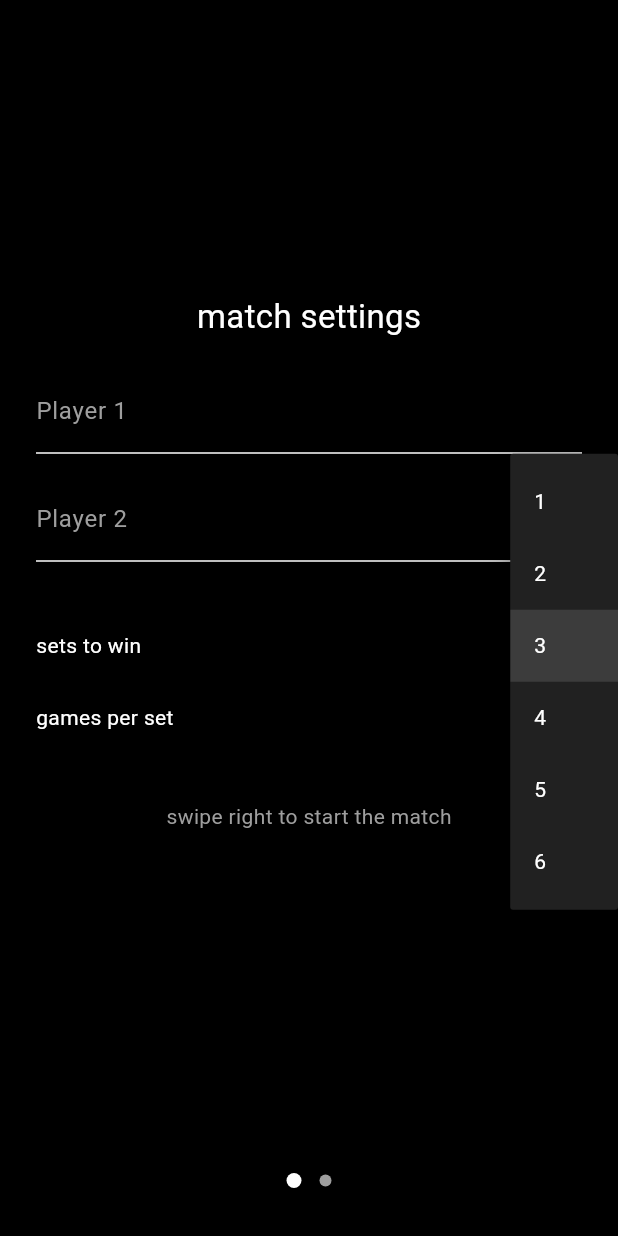
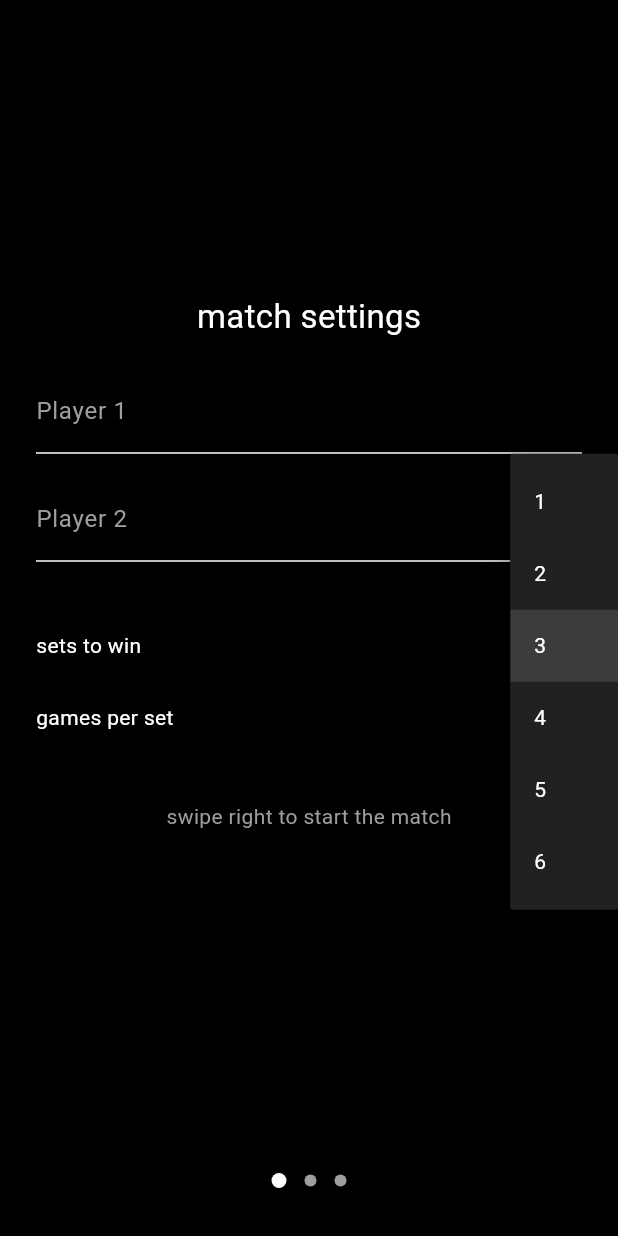
Before and after one commit to TimoSaut/CourtCounter, a Flutter app: the screen it shows after launch, after a tap on an icon or button, on a phone screen of 412 x 824 dp. Run offline on Flutter 3.47's test engine with Material 3 defaults, Android fonts, the light colour scheme and no system bars; our stand-ins replace shared_preferences.

Commit message:
add istory page and small changes

```diff
--- a/lib/blocs/score_bloc.dart
+++ b/lib/blocs/score_bloc.dart
@@ -1,23 +1,33 @@
 import 'dart:async';
 import '../models/match.dart';
+import '../models/history_repository.dart';
 
 class ScoreBloc {
   final _matchController = StreamController<Match>.broadcast();
   Match _currentMatch = Match.initial();
 
-  int setsToWin = 3;
-  int gamesToWin = 6;
+  int _setsToWin = 3;
+  int _gamesToWin = 6;
+  String _player1Name = "Player 1";
+  String _player2Name = "Player 2";
 
   Stream<Match> get matchStream => _matchController.stream;
-
-  void updateMatchRules({required int sets, required int games}) {
-    setsToWin = sets;
-    gamesToWin = games;
-  }
 
   void addPoint(int player) {
     _currentMatch = _calculateScore(_currentMatch, player);
     _matchController.add(_currentMatch);
+  }
+
+  void updateMatchRules({required int sets, required int games}) {
+    _setsToWin = sets;
+    _gamesToWin = games;
+    _currentMatch = Match.initial();
+    _matchController.add(_currentMatch);
+  }
+
+  void updatePlayerNames(String name1, String name2) {
+    _player1Name = name1;
+    _player2Name = name2;
   }
 
   Match _calculateScore(Match current, int player) {
@@ -33,6 +43,27 @@ class ScoreBloc {
 
     if (current.score[player - 1] == 45) {
       newGames[player - 1]++;
+      newScore[0] = 0;
+      newScore[1] = 0;
+
+      if (newGames[player - 1] >= _gamesToWin &&
+          (newGames[player - 1] - newGames[opponent - 1] >= 2)) {
+        newSets[player - 1]++;
+        newGames[0] = 0;
+        newGames[1] = 0;
+
+        if (newSets[player - 1] == _setsToWin) {
+          HistoryRepository.addMatch(
+            _player1Name,
+            _player2Name,
+            '${newSets[0]}:${newSets[1]}',
+          );
+          return Match.initial();
+        }
+
+        return Match(score: [0, 0], games: [0, 0], sets: newSets);
+      }
+
       return Match(score: [0, 0], games: newGames, sets: current.sets);
     }
 
@@ -46,13 +77,24 @@ class ScoreBloc {
     }
 
     newGames[player - 1]++;
+    newScore[0] = 0;
+    newScore[1] = 0;
 
-    if (newGames[player - 1] >= gamesToWin &&
+    if (newGames[player - 1] >= _gamesToWin &&
         (newGames[player - 1] - newGames[opponent - 1] >= 2)) {
       newSets[player - 1]++;
-      if (newSets[player - 1] == setsToWin) {
+      newGames[0] = 0;
+      newGames[1] = 0;
+
+      if (newSets[player - 1] == _setsToWin) {
+        HistoryRepository.addMatch(
+          _player1Name,
+          _player2Name,
+          '${newSets[0]}:${newSets[1]}',
+        );
         return Match.initial();
       }
+
       return Match(score: [0, 0], games: [0, 0], sets: newSets);
     }
 
--- a/lib/main.dart
+++ b/lib/main.dart
@@ -1,7 +1,11 @@
 import 'package:flutter/material.dart';
-import 'blocs/score_bloc.dart';
+import 'blocs/score_bloc.dart' as logic;
+import 'screens/match_config_screen.dart';
+import 'screens/match_history_screen.dart';
 import 'screens/match_screen.dart';
-import 'screens/match_config_screen.dart';
+
+
+
 
 void main() {
   runApp(const CourtCounterApp());
@@ -16,8 +20,8 @@ class CourtCounterApp extends StatelessWidget {
       debugShowCheckedModeBanner: false,
       theme: ThemeData.dark().copyWith(
         colorScheme: const ColorScheme.dark(
-        primary: Colors.yellow,
-       ),
+          primary: Colors.yellow,
+        ),
       ),
       home: const HomePage(),
     );
@@ -33,7 +37,7 @@ class HomePage extends StatefulWidget {
 
 class _HomePageState extends State<HomePage> {
   final PageController _controller = PageController();
-  final ScoreBloc bloc = ScoreBloc();
+  final logic.ScoreBloc bloc = logic.ScoreBloc();
   int _pageIndex = 0;
 
   String _player1Name = 'Player 1';
@@ -53,6 +57,7 @@ class _HomePageState extends State<HomePage> {
       _player1Name = name1;
       _player2Name = name2;
     });
+    bloc.updatePlayerNames(name1, name2);
   }
 
   void _onSettingsChanged(int sets, int games) {
@@ -89,6 +94,7 @@ class _HomePageState extends State<HomePage> {
                   player1: _player1Name,
                   player2: _player2Name,
                 ),
+                const MatchHistoryScreen(),
               ],
             ),
           ),
@@ -96,7 +102,7 @@ class _HomePageState extends State<HomePage> {
             padding: const EdgeInsets.all(12.0),
             child: Row(
               mainAxisAlignment: MainAxisAlignment.center,
-              children: List.generate(2, (index) {
+              children: List.generate(3, (index) {
                 return Container(
                   margin: const EdgeInsets.symmetric(horizontal: 6),
                   width: _pageIndex == index ? 10 : 8,
@@ -108,7 +114,7 @@ class _HomePageState extends State<HomePage> {
                 );
               }),
             ),
-          )
+          ),
         ],
       ),
     );
--- /dev/null
+++ b/lib/models/history_repository.dart
@@ -0,0 +1,22 @@
+import 'package:shared_preferences/shared_preferences.dart';
+
+class HistoryRepository {
+  static const String _historyKey = 'matchHistory';
+
+  static Future<List<String>> getHistory() async {
+    final prefs = await SharedPreferences.getInstance();
+    return prefs.getStringList(_historyKey) ?? [];
+  }
+
+  static Future<void> addMatch(String player1, String player2, String result) async {
+    final prefs = await SharedPreferences.getInstance();
+    final history = prefs.getStringList(_historyKey) ?? [];
+    history.add('$player1;$player2;$result');
+    await prefs.setStringList(_historyKey, history);
+  }
+
+  static Future<void> clearHistory() async {
+    final prefs = await SharedPreferences.getInstance();
+    await prefs.remove(_historyKey);
+  }
+}
--- /dev/null
+++ b/lib/screens/match_history_screen.dart
@@ -0,0 +1,88 @@
+import 'package:flutter/material.dart';
+import '../models/history_repository.dart';
+
+class MatchHistoryScreen extends StatefulWidget {
+  const MatchHistoryScreen({super.key});
+
+  @override
+  State<MatchHistoryScreen> createState() => _MatchHistoryScreenState();
+}
+
+class _MatchHistoryScreenState extends State<MatchHistoryScreen> {
+  List<String> _history = [];
+
+  @override
+  void initState() {
+    super.initState();
+    _loadHistory();
+  }
+
+  Future<void> _loadHistory() async {
+    final history = await HistoryRepository.getHistory();
+    setState(() {
+      _history = history;
+    });
+  }
+
+  @override
+Widget build(BuildContext context) {
+  return Scaffold(
+    backgroundColor: Colors.black,
+    body: SafeArea(
+      child: Padding(
+        padding: const EdgeInsets.all(24),
+        child: Column(
+          children: [
+            const SizedBox(height: 12),
+            Expanded(
+              child: _history.isEmpty
+                  ? const Center(
+                      child: Text("No matches recorded", style: TextStyle(color: Colors.white)),
+                    )
+                  : ListView.builder(
+                      itemCount: _history.length,
+                      itemBuilder: (context, index) {
+                        final entry = _history[index];
+                        final parts = entry.split(';');
+                        final player1 = parts[0];
+                        final player2 = parts[1];
+                        final result = parts[2];
+                        return Padding(
+                          padding: const EdgeInsets.symmetric(vertical: 8.0),
+                          child: Row(
+                            crossAxisAlignment: CrossAxisAlignment.start,
+                            children: [
+                              Expanded(
+                                child: Column(
+                                  crossAxisAlignment: CrossAxisAlignment.start,
+                                  children: [
+                                    Text(player1, style: const TextStyle(fontSize: 16, color: Colors.white)),
+                                    Text(player2, style: const TextStyle(fontSize: 16, color: Colors.white)),
+                                  ],
+                                ),
+                              ),
+                              Text(result, style: const TextStyle(fontSize: 16, color: Colors.white)),
+                            ],
+                          ),
+                        );
+                      },
+                    ),
+            ),
+            const SizedBox(height: 20),
+            ElevatedButton(
+              onPressed: () async {
+                await HistoryRepository.clearHistory();
+                final newHistory = await HistoryRepository.getHistory();
+                setState(() {
+                  _history = newHistory;
+                });
+              },
+              child: const Text('Clear History'),
+            ),
+          ],
+        ),
+      ),
+    ),
+  );
+}
+}
--- a/lib/screens/match_screen.dart
+++ b/lib/screens/match_screen.dart
@@ -60,9 +60,9 @@ class MatchScreen extends StatelessWidget {
                       ),
                     ),
                     const SizedBox(height: 40),
-                    _buildScoreRow('games', current.games[0], current.games[1]),
+                    _buildScoreRow('Games', current.games[0], current.games[1]),
                     const SizedBox(height: 20),
-                    _buildScoreRow('sets', current.sets[0], current.sets[1]),
+                    _buildScoreRow('Sets', current.sets[0], current.sets[1]),
                   ],
                 );
               },
--- a/pubspec.yaml
+++ b/pubspec.yaml
@@ -30,6 +30,7 @@ environment:
 dependencies:
   flutter:
     sdk: flutter
+  shared_preferences: ^2.2.2
 
   # The following adds the Cupertino Icons font to your application.
   # Use with the CupertinoIcons class for iOS style icons.
```
Also changed, not shown: 2 other files.
